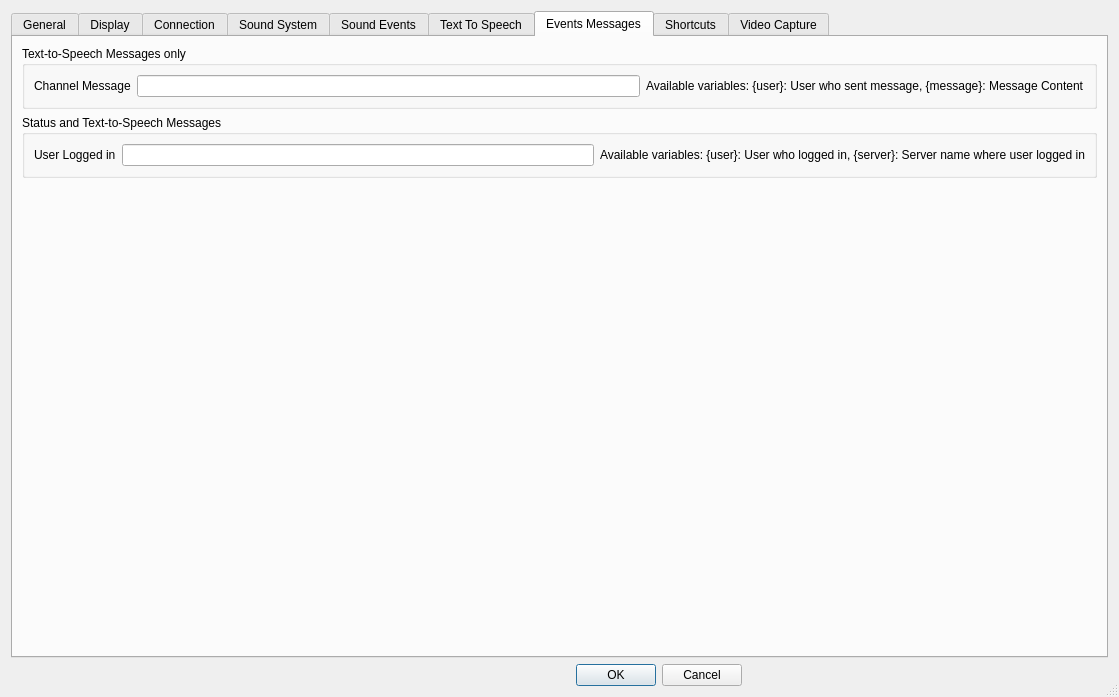
The window that Client/qtTeamTalk/preferences.ui (BearWare/TeamTalk5) describes before a commit, drawn with Qt 5.
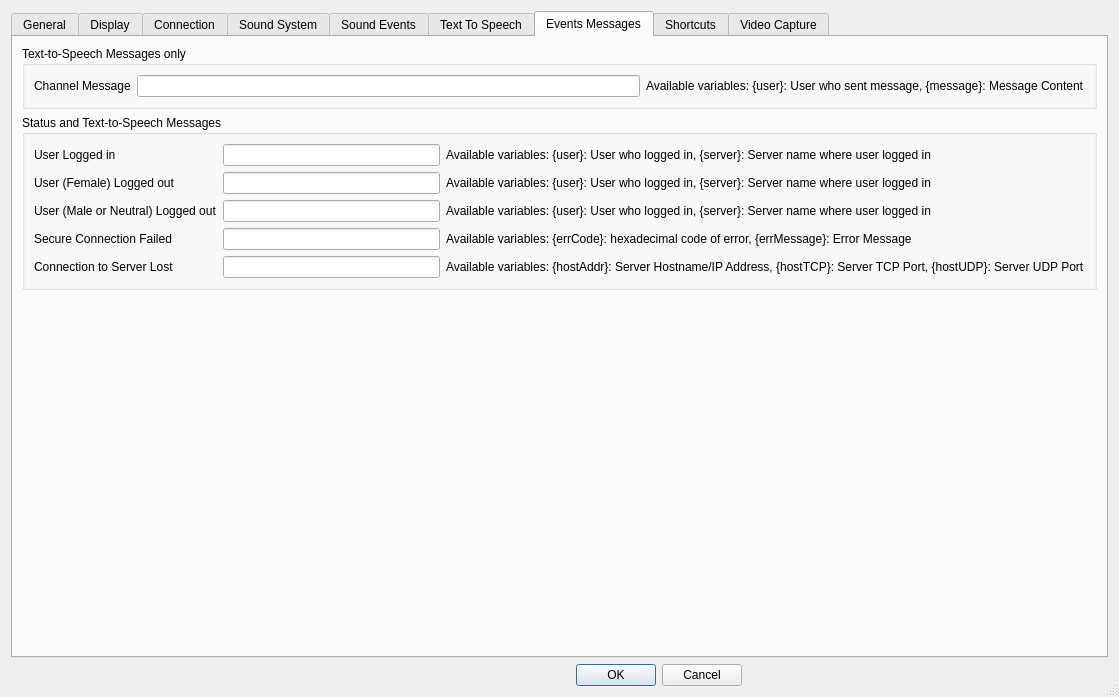
The same window after the commit. The open tabs and pages were chosen to show the change. Icons and pictures are not drawn. Custom widgets are drawn as their Qt base class.

Commit message: Add custome messages for user logged out, secure connection failed and connection lost

The edit to the form file:
```diff
--- a/Client/qtTeamTalk/preferences.ui
+++ b/Client/qtTeamTalk/preferences.ui
@@ -2411,7 +2411,7 @@
       <attribute name="title">
        <string>Events Messages</string>
       </attribute>
-      <layout class="QVBoxLayout" name="verticalLayout_8">
+      <layout class="QVBoxLayout" name="verticalLayout_23">
        <item>
         <widget class="QGroupBox" name="ttsmsg_groupbox">
          <property name="title">
@@ -2485,6 +2485,98 @@
                 </property>
                </widget>
               </item>
+              <item row="1" column="0">
+               <widget class="QLabel" name="statusmsg_userfloggedoutLabel">
+                <property name="text">
+                 <string>User (Female) Logged out</string>
+                </property>
+                <property name="buddy">
+                 <cstring>statusmsg_userfloggedoutEdit</cstring>
+                </property>
+               </widget>
+              </item>
+              <item row="1" column="1">
+               <widget class="QLineEdit" name="statusmsg_userfloggedoutEdit"/>
+              </item>
+              <item row="1" column="2">
+               <widget class="QLabel" name="statusmsg_userfLoggedOutVarLabel">
+                <property name="text">
+                 <string>Available variables: {user}: User who logged in, {server}: Server name where user logged in</string>
+                </property>
+                <property name="textInteractionFlags">
+                 <set>Qt::TextBrowserInteraction|Qt::TextSelectableByKeyboard</set>
+                </property>
+               </widget>
+              </item>
+              <item row="2" column="0">
+               <widget class="QLabel" name="statusmsg_usermnloggedoutLabel">
+                <property name="text">
+                 <string>User (Male or Neutral) Logged out</string>
+                </property>
+                <property name="buddy">
+                 <cstring>statusmsg_usermnloggedoutEdit</cstring>
+                </property>
+               </widget>
+              </item>
+              <item row="2" column="1">
+               <widget class="QLineEdit" name="statusmsg_usermnloggedoutEdit"/>
+              </item>
+              <item row="2" column="2">
+               <widget class="QLabel" name="statusmsg_usermnLoggedOutVarLabel">
+                <property name="text">
+                 <string>Available variables: {user}: User who logged in, {server}: Server name where user logged in</string>
+                </property>
+                <property name="textInteractionFlags">
+                 <set>Qt::TextBrowserInteraction|Qt::TextSelectableByKeyboard</set>
+                </property>
+               </widget>
+              </item>
+              <item row="3" column="0">
+               <widget class="QLabel" name="statusmsg_secconfailedLabel">
+                <property name="text">
+                 <string>Secure Connection Failed</string>
+                </property>
+                <property name="buddy">
+                 <cstring>statusmsg_secconfailedEdit</cstring>
+                </property>
+               </widget>
+              </item>
+              <item row="3" column="1">
+               <widget class="QLineEdit" name="statusmsg_secconfailedEdit"/>
+              </item>
+              <item row="3" column="2">
+               <widget class="QLabel" name="statusmsg_secConFailedVarLabel">
+                <property name="text">
+                 <string>Available variables: {errCode}: hexadecimal code of error, {errMessage}: Error Message</string>
+                </property>
+                <property name="textInteractionFlags">
+                 <set>Qt::TextBrowserInteraction|Qt::TextSelectableByKeyboard</set>
+                </property>
+               </widget>
+              </item>
+              <item row="4" column="0">
+               <widget class="QLabel" name="statusmsg_conlostLabel">
+                <property name="text">
+                 <string>Connection to Server Lost</string>
+                </property>
+                <property name="buddy">
+                 <cstring>statusmsg_conlostEdit</cstring>
+                </property>
+               </widget>
+              </item>
+              <item row="4" column="1">
+               <widget class="QLineEdit" name="statusmsg_conlostEdit"/>
+              </item>
+              <item row="4" column="2">
+               <widget class="QLabel" name="statusmsg_conLostVarLabel">
+                <property name="text">
+                 <string>Available variables: {hostAddr}: Server Hostname/IP Address, {hostTCP}: Server TCP Port, {hostUDP}: Server UDP Port</string>
+                </property>
+                <property name="textInteractionFlags">
+                 <set>Qt::TextBrowserInteraction|Qt::TextSelectableByKeyboard</set>
+                </property>
+               </widget>
+              </item>
              </layout>
             </item>
            </layout>
```
The commit also changes 3 other files.
